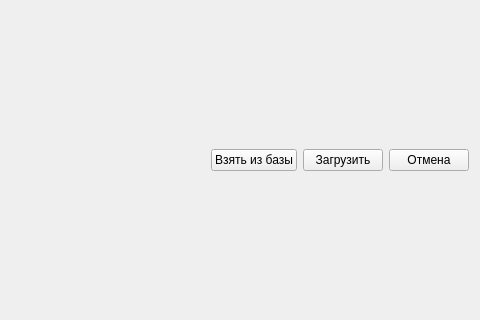
superkulpa/phx-cnc-ui, file phx-cnc-ui-mainform/src/CXProcessingParametersWindow.ui: the form before one commit; both pictures show x 424 to 904 and y 194 to 514 of the 904 by 709 pixel window.
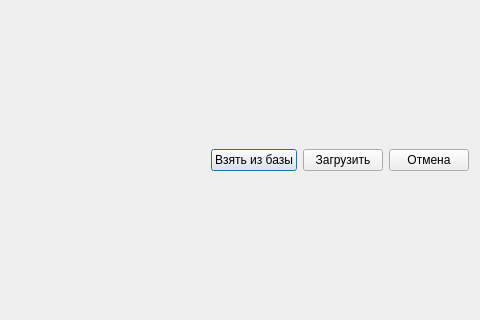
The form after the commit. Custom widgets are drawn as their Qt base class.

The edit to the form file:
```diff
--- a/phx-cnc-ui-mainform/src/CXProcessingParametersWindow.ui
+++ b/phx-cnc-ui-mainform/src/CXProcessingParametersWindow.ui
@@ -1,7 +1,7 @@
 <?xml version="1.0" encoding="UTF-8"?>
 <ui version="4.0">
  <class>CXProcessingParametersWindow</class>
- <widget class="QWidget" name="CXProcessingParametersWindow">
+ <widget class="QDialog" name="CXProcessingParametersWindow">
   <property name="geometry">
    <rect>
     <x>0</x>
```
